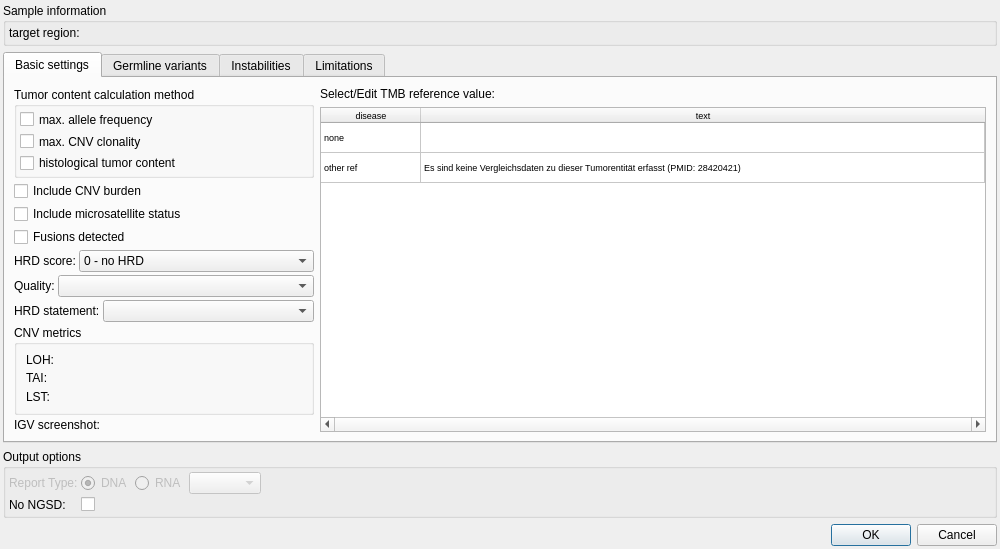
This is src/GSvar/SomaticReportDialog.ui in imgag/ngs-bits as Qt 5 draws it before an edit. The edited form follows.
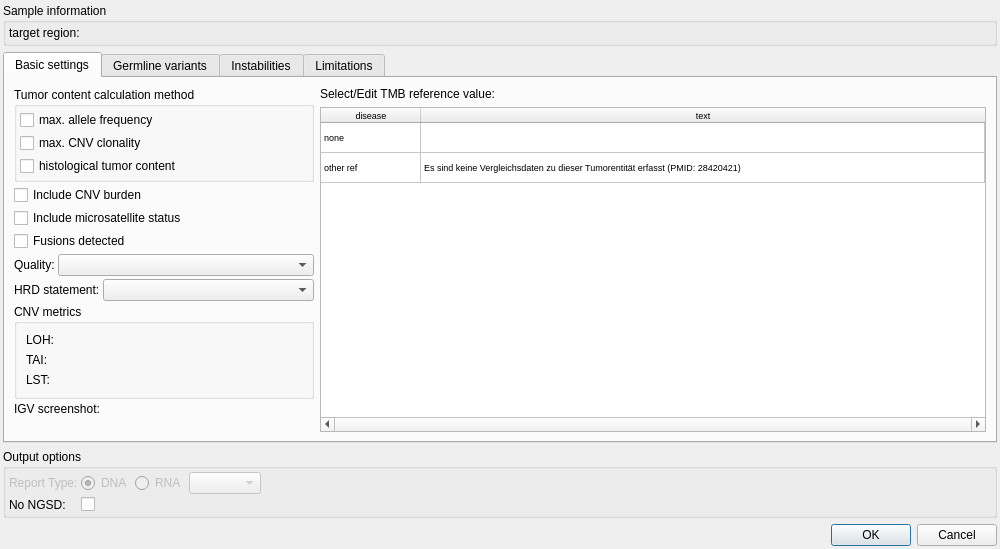
This is the edited form.

```diff
--- a/src/GSvar/SomaticReportDialog.ui
+++ b/src/GSvar/SomaticReportDialog.ui
@@ -212,62 +212,6 @@
            <property name="spacing">
             <number>3</number>
            </property>
-           <item>
-            <widget class="QLabel" name="label">
-             <property name="sizePolicy">
-              <sizepolicy hsizetype="Minimum" vsizetype="Preferred">
-               <horstretch>0</horstretch>
-               <verstretch>0</verstretch>
-              </sizepolicy>
-             </property>
-             <property name="text">
-              <string>HRD score:</string>
-             </property>
-            </widget>
-           </item>
-           <item>
-            <widget class="QComboBox" name="hrd_score">
-             <property name="sizePolicy">
-              <sizepolicy hsizetype="Expanding" vsizetype="Fixed">
-               <horstretch>0</horstretch>
-               <verstretch>0</verstretch>
-              </sizepolicy>
-             </property>
-             <property name="toolTip">
-              <string>Select HRD score</string>
-             </property>
-             <item>
-              <property name="text">
-               <string>0 - no HRD</string>
-              </property>
-             </item>
-             <item>
-              <property name="text">
-               <string>1 - low</string>
-              </property>
-             </item>
-             <item>
-              <property name="text">
-               <string>2 - low</string>
-              </property>
-             </item>
-             <item>
-              <property name="text">
-               <string>3 - intermediate</string>
-              </property>
-             </item>
-             <item>
-              <property name="text">
-               <string>4 - high</string>
-              </property>
-             </item>
-             <item>
-              <property name="text">
-               <string>5 - high</string>
-              </property>
-             </item>
-            </widget>
-           </item>
           </layout>
          </item>
          <item>
```
